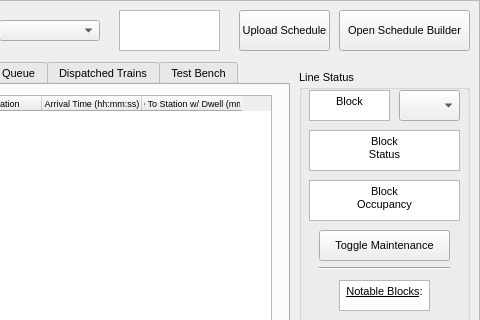
Before: the Qt Designer form Modules/CTC/Frontend/CTC_UI.ui in keshavshankar08/ECE1140, drawn with Qt 5; both pictures show x 81 to 561 and y 0 to 320 of the 561 by 591 pixel window.
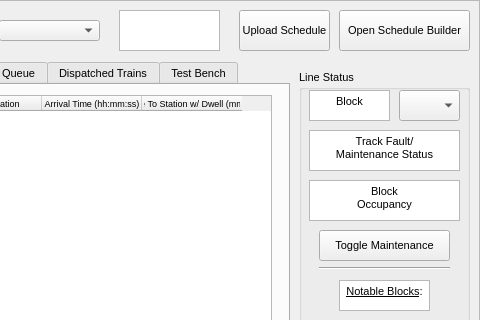
After: the same form once the commit is applied.

Diff of the .ui file:
```diff
--- a/Modules/CTC/Frontend/CTC_UI.ui
+++ b/Modules/CTC/Frontend/CTC_UI.ui
@@ -181,8 +181,8 @@
 &lt;html&gt;&lt;head&gt;&lt;meta name=&quot;qrichtext&quot; content=&quot;1&quot; /&gt;&lt;style type=&quot;text/css&quot;&gt;
 p, li { white-space: pre-wrap; }
 &lt;/style&gt;&lt;/head&gt;&lt;body style=&quot; font-family:'Arial'; font-size:8pt; font-weight:400; font-style:normal;&quot;&gt;
-&lt;p align=&quot;center&quot; style=&quot; margin-top:0px; margin-bottom:0px; margin-left:0px; margin-right:0px; -qt-block-indent:0; text-indent:0px;&quot;&gt;Block&lt;/p&gt;
-&lt;p align=&quot;center&quot; style=&quot; margin-top:0px; margin-bottom:0px; margin-left:0px; margin-right:0px; -qt-block-indent:0; text-indent:0px;&quot;&gt;Status&lt;/p&gt;&lt;/body&gt;&lt;/html&gt;</string>
+&lt;p align=&quot;center&quot; style=&quot; margin-top:0px; margin-bottom:0px; margin-left:0px; margin-right:0px; -qt-block-indent:0; text-indent:0px;&quot;&gt;Track Fault/&lt;/p&gt;
+&lt;p align=&quot;center&quot; style=&quot; margin-top:0px; margin-bottom:0px; margin-left:0px; margin-right:0px; -qt-block-indent:0; text-indent:0px;&quot;&gt;Maintenance Status&lt;/p&gt;&lt;/body&gt;&lt;/html&gt;</string>
       </property>
      </widget>
      <widget class="QTextBrowser" name="block_occupancy_indicator">
```
Left out of the diff: 2 changed lines with no effect on the pictures.
